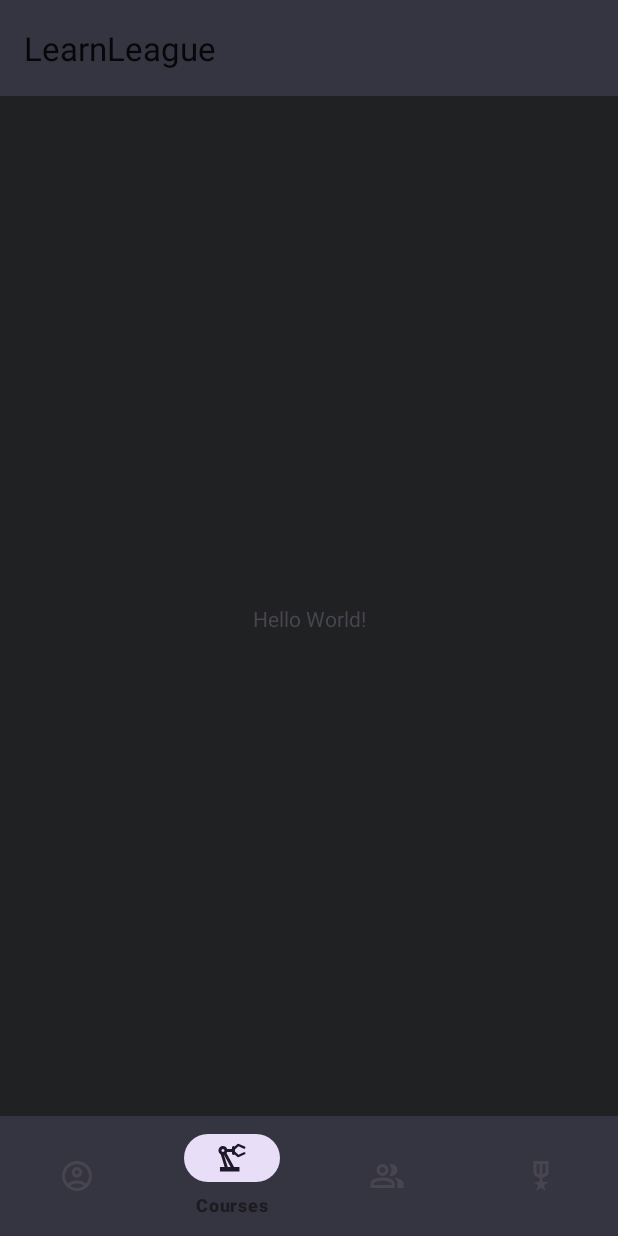
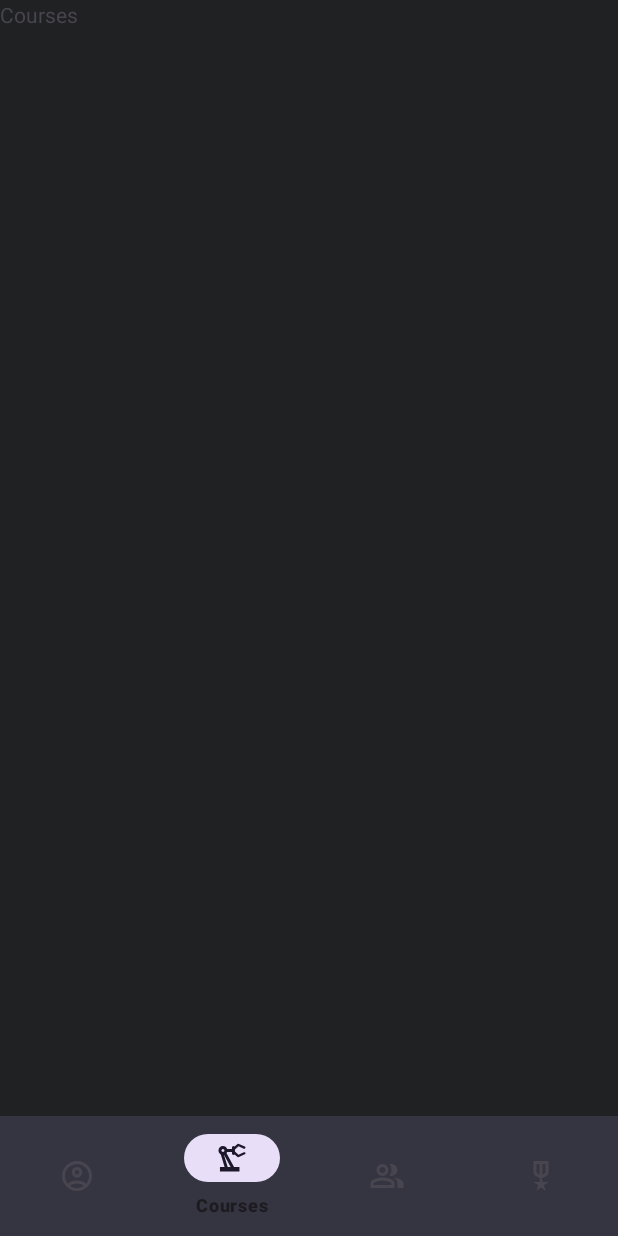
Before and after one commit to TrevorChLiu/LearnLeague, an Android app: the screen it shows after launch (MainActivity), item 2 of the bottom bar chosen, on a phone screen of 412 x 824 dp. Run offline under Robolectric (Android 15) with nearby library versions, the phone set to English and light mode, and no system bars.

Commit message:
Implemented the basic structure of pages with nav bar

```diff
--- a/app/build.gradle.kts
+++ b/app/build.gradle.kts
@@ -25,6 +25,11 @@ android {
             )
         }
     }
+
+    buildFeatures {
+        viewBinding = true
+    }
+
     compileOptions {
         sourceCompatibility = JavaVersion.VERSION_11
         targetCompatibility = JavaVersion.VERSION_11
--- /dev/null
+++ b/app/src/main/java/edu/cuhk/csci3310/learnleague/CommunityFragment.java
@@ -0,0 +1,64 @@
+package edu.cuhk.csci3310.learnleague;
+
+import android.os.Bundle;
+
+import androidx.fragment.app.Fragment;
+
+import android.view.LayoutInflater;
+import android.view.View;
+import android.view.ViewGroup;
+
+/**
+ * A simple {@link Fragment} subclass.
+ * Use the {@link CommunityFragment#newInstance} factory method to
+ * create an instance of this fragment.
+ */
+public class CommunityFragment extends Fragment {
+
+    // TODO: Rename parameter arguments, choose names that match
+    // the fragment initialization parameters, e.g. ARG_ITEM_NUMBER
+    private static final String ARG_PARAM1 = "param1";
+    private static final String ARG_PARAM2 = "param2";
+
+    // TODO: Rename and change types of parameters
+    private String mParam1;
+    private String mParam2;
+
+    public CommunityFragment() {
+        // Required empty public constructor
+    }
+
+    /**
+     * Use this factory method to create a new instance of
+     * this fragment using the provided parameters.
+     *
+     * @param param1 Parameter 1.
+     * @param param2 Parameter 2.
+     * @return A new instance of fragment CommunityFragment.
+     */
+    // TODO: Rename and change types and number of parameters
+    public static CommunityFragment newInstance(String param1, String param2) {
+        CommunityFragment fragment = new CommunityFragment();
+        Bundle args = new Bundle();
+        args.putString(ARG_PARAM1, param1);
+        args.putString(ARG_PARAM2, param2);
+        fragment.setArguments(args);
+        return fragment;
+    }
+
+    @Override
+    public void onCreate(Bundle savedInstanceState) {
+        super.onCreate(savedInstanceState);
+        if (getArguments() != null) {
+            mParam1 = getArguments().getString(ARG_PARAM1);
+            mParam2 = getArguments().getString(ARG_PARAM2);
+        }
+    }
+
+    @Override
+    public View onCreateView(LayoutInflater inflater, ViewGroup container,
+                             Bundle savedInstanceState) {
+        // Inflate the layout for this fragment
+        return inflater.inflate(R.layout.fragment_community, container, false);
+    }
+}
--- /dev/null
+++ b/app/src/main/java/edu/cuhk/csci3310/learnleague/CoursesFragment.java
@@ -0,0 +1,64 @@
+package edu.cuhk.csci3310.learnleague;
+
+import android.os.Bundle;
+
+import androidx.fragment.app.Fragment;
+
+import android.view.LayoutInflater;
+import android.view.View;
+import android.view.ViewGroup;
+
+/**
+ * A simple {@link Fragment} subclass.
+ * Use the {@link CoursesFragment#newInstance} factory method to
+ * create an instance of this fragment.
+ */
+public class CoursesFragment extends Fragment {
+
+    // TODO: Rename parameter arguments, choose names that match
+    // the fragment initialization parameters, e.g. ARG_ITEM_NUMBER
+    private static final String ARG_PARAM1 = "param1";
+    private static final String ARG_PARAM2 = "param2";
+
+    // TODO: Rename and change types of parameters
+    private String mParam1;
+    private String mParam2;
+
+    public CoursesFragment() {
+        // Required empty public constructor
+    }
+
+    /**
+     * Use this factory method to create a new instance of
+     * this fragment using the provided parameters.
+     *
+     * @param param1 Parameter 1.
+     * @param param2 Parameter 2.
+     * @return A new instance of fragment CoursesFragment.
+     */
+    // TODO: Rename and change types and number of parameters
+    public static CoursesFragment newInstance(String param1, String param2) {
+        CoursesFragment fragment = new CoursesFragment();
+        Bundle args = new Bundle();
+        args.putString(ARG_PARAM1, param1);
+        args.putString(ARG_PARAM2, param2);
+        fragment.setArguments(args);
+        return fragment;
+    }
+
+    @Override
+    public void onCreate(Bundle savedInstanceState) {
+        super.onCreate(savedInstanceState);
+        if (getArguments() != null) {
+            mParam1 = getArguments().getString(ARG_PARAM1);
+            mParam2 = getArguments().getString(ARG_PARAM2);
+        }
+    }
+
+    @Override
+    public View onCreateView(LayoutInflater inflater, ViewGroup container,
+                             Bundle savedInstanceState) {
+        // Inflate the layout for this fragment
+        return inflater.inflate(R.layout.fragment_courses, container, false);
+    }
+}
--- a/app/src/main/java/edu/cuhk/csci3310/learnleague/MainActivity.java
+++ b/app/src/main/java/edu/cuhk/csci3310/learnleague/MainActivity.java
@@ -8,9 +8,16 @@ import androidx.appcompat.app.AppCompatActivity;
 import androidx.core.graphics.Insets;
 import androidx.core.view.ViewCompat;
 import androidx.core.view.WindowInsetsCompat;
-import androidx.appcompat.widget.Toolbar;
+import androidx.fragment.app.Fragment;
+
+import com.google.android.material.bottomnavigation.BottomNavigationView;
 
 public class MainActivity extends AppCompatActivity {
+
+    Fragment profileFragment = new ProfileFragment();
+    Fragment coursesFragment = new CoursesFragment();
+    Fragment communityFragment = new CommunityFragment();
+    Fragment rankingFragment = new RankingFragment();
 
     @Override
     protected void onCreate(Bundle savedInstanceState) {
@@ -23,8 +30,27 @@ public class MainActivity extends AppCompatActivity {
             return insets;
         });
 
-        // initialize app bars
-        Toolbar actionBar = (Toolbar) findViewById(R.id.action_bar);
-        setSupportActionBar(actionBar);
+        // Implement bottom nav bar's functionality
+        replaceFragment(profileFragment);
+        BottomNavigationView bottomNavigationView = findViewById(R.id.nav_bar);
+        bottomNavigationView.setOnItemSelectedListener(item -> {
+            if (item.getItemId() == R.id.profile) {
+                replaceFragment(profileFragment);
+            } else if (item.getItemId() == R.id.courses) {
+                replaceFragment(coursesFragment);
+            } else if (item.getItemId() == R.id.community) {
+                replaceFragment(communityFragment);
+            } else {
+                replaceFragment(rankingFragment);
+            }
+
+            return true;
+        });
     }
+    private void replaceFragment(Fragment newFragment) {
+        getSupportFragmentManager().beginTransaction()
+                .replace(R.id.fragment_placeholder, newFragment)
+                .commit();
+    }
+
 }
--- /dev/null
+++ b/app/src/main/java/edu/cuhk/csci3310/learnleague/ProfileFragment.java
@@ -0,0 +1,64 @@
+package edu.cuhk.csci3310.learnleague;
+
+import android.os.Bundle;
+
+import androidx.fragment.app.Fragment;
+
+import android.view.LayoutInflater;
+import android.view.View;
+import android.view.ViewGroup;
+
+/**
+ * A simple {@link Fragment} subclass.
+ * Use the {@link ProfileFragment#newInstance} factory method to
+ * create an instance of this fragment.
+ */
+public class ProfileFragment extends Fragment {
+
+    // TODO: Rename parameter arguments, choose names that match
+    // the fragment initialization parameters, e.g. ARG_ITEM_NUMBER
+    private static final String ARG_PARAM1 = "param1";
+    private static final String ARG_PARAM2 = "param2";
+
+    // TODO: Rename and change types of parameters
+    private String mParam1;
+    private String mParam2;
+
+    public ProfileFragment() {
+        // Required empty public constructor
+    }
+
+    /**
+     * Use this factory method to create a new instance of
+     * this fragment using the provided parameters.
+     *
+     * @param param1 Parameter 1.
+     * @param param2 Parameter 2.
+     * @return A new instance of fragment ProfileFragment.
+     */
+    // TODO: Rename and change types and number of parameters
+    public static ProfileFragment newInstance(String param1, String param2) {
+        ProfileFragment fragment = new ProfileFragment();
+        Bundle args = new Bundle();
+        args.putString(ARG_PARAM1, param1);
+        args.putString(ARG_PARAM2, param2);
+        fragment.setArguments(args);
+        return fragment;
+    }
+
+    @Override
+    public void onCreate(Bundle savedInstanceState) {
+        super.onCreate(savedInstanceState);
+        if (getArguments() != null) {
+            mParam1 = getArguments().getString(ARG_PARAM1);
+            mParam2 = getArguments().getString(ARG_PARAM2);
+        }
+    }
+
+    @Override
+    public View onCreateView(LayoutInflater inflater, ViewGroup container,
+                             Bundle savedInstanceState) {
+        // Inflate the layout for this fragment
+        return inflater.inflate(R.layout.fragment_profile, container, false);
+    }
+}
--- /dev/null
+++ b/app/src/main/java/edu/cuhk/csci3310/learnleague/RankingFragment.java
@@ -0,0 +1,64 @@
+package edu.cuhk.csci3310.learnleague;
+
+import android.os.Bundle;
+
+import androidx.fragment.app.Fragment;
+
+import android.view.LayoutInflater;
+import android.view.View;
+import android.view.ViewGroup;
+
+/**
+ * A simple {@link Fragment} subclass.
+ * Use the {@link RankingFragment#newInstance} factory method to
+ * create an instance of this fragment.
+ */
+public class RankingFragment extends Fragment {
+
+    // TODO: Rename parameter arguments, choose names that match
+    // the fragment initialization parameters, e.g. ARG_ITEM_NUMBER
+    private static final String ARG_PARAM1 = "param1";
+    private static final String ARG_PARAM2 = "param2";
+
+    // TODO: Rename and change types of parameters
+    private String mParam1;
+    private String mParam2;
+
+    public RankingFragment() {
+        // Required empty public constructor
+    }
+
+    /**
+     * Use this factory method to create a new instance of
+     * this fragment using the provided parameters.
+     *
+     * @param param1 Parameter 1.
+     * @param param2 Parameter 2.
+     * @return A new instance of fragment RankingFragment.
+     */
+    // TODO: Rename and change types and number of parameters
+    public static RankingFragment newInstance(String param1, String param2) {
+        RankingFragment fragment = new RankingFragment();
+        Bundle args = new Bundle();
+        args.putString(ARG_PARAM1, param1);
+        args.putString(ARG_PARAM2, param2);
+        fragment.setArguments(args);
+        return fragment;
+    }
+
+    @Override
+    public void onCreate(Bundle savedInstanceState) {
+        super.onCreate(savedInstanceState);
+        if (getArguments() != null) {
+            mParam1 = getArguments().getString(ARG_PARAM1);
+            mParam2 = getArguments().getString(ARG_PARAM2);
+        }
+    }
+
+    @Override
+    public View onCreateView(LayoutInflater inflater, ViewGroup container,
+                             Bundle savedInstanceState) {
+        // Inflate the layout for this fragment
+        return inflater.inflate(R.layout.fragment_ranking, container, false);
+    }
+}
--- a/app/src/main/res/layout/activity_main.xml
+++ b/app/src/main/res/layout/activity_main.xml
@@ -8,23 +8,14 @@
     android:background="@color/very_dark_gray"
     tools:context=".MainActivity">
 
-
-    <TextView
-        android:layout_width="wrap_content"
-        android:layout_height="wrap_content"
-        android:text="Hello World!"
-        app:layout_constraintBottom_toBottomOf="parent"
+    <FrameLayout
+        android:id="@+id/fragment_placeholder"
+        android:layout_width="0dp"
+        android:layout_height="0dp"
+        app:layout_constraintBottom_toTopOf="@+id/nav_bar"
+        app:layout_constraintTop_toTopOf="parent"
+        app:layout_constraintStart_toStartOf="parent"
         app:layout_constraintEnd_toEndOf="parent"
-        app:layout_constraintStart_toStartOf="parent"
-        app:layout_constraintTop_toTopOf="parent" />
-
-    <androidx.appcompat.widget.Toolbar
-        android:id="@+id/action_bar"
-        android:layout_width="match_parent"
-        android:layout_height="?attr/actionBarSize"
-        android:background="@color/dark_grayish_blue"
-        android:theme="@style/ThemeOverlay.AppCompat.DayNight"
-        app:layout_constraintTop_toTopOf="parent"
         />
 
     <com.google.android.material.bottomnavigation.BottomNavigationView
@@ -32,7 +23,7 @@
         android:layout_width="0dp"
         android:layout_height="wrap_content"
         android:background="@color/dark_grayish_blue"
-        app:menu="@menu/buttom_nav_menu"
+        app:menu="@menu/bottom_nav_menu"
         app:layout_constraintBottom_toBottomOf="parent"
         app:layout_constraintStart_toStartOf="parent"
         app:layout_constraintEnd_toEndOf="parent"/>
--- /dev/null
+++ b/app/src/main/res/layout/fragment_courses.xml
@@ -0,0 +1,14 @@
+<?xml version="1.0" encoding="utf-8"?>
+<FrameLayout xmlns:android="http://schemas.android.com/apk/res/android"
+    xmlns:tools="http://schemas.android.com/tools"
+    android:layout_width="match_parent"
+    android:layout_height="match_parent"
+    tools:context=".CoursesFragment">
+
+    <!-- TODO: Update blank fragment layout -->
+    <TextView
+        android:layout_width="match_parent"
+        android:layout_height="match_parent"
+        android:text="Courses" />
+
+</FrameLayout>
--- a/app/src/main/res/menu/buttom_nav_menu.xml
+++ b/app/src/main/res/menu/bottom_nav_menu.xml
@@ -2,13 +2,13 @@
 <menu xmlns:android="http://schemas.android.com/apk/res/android">
     <item
         android:id="@+id/profile"
-        android:title="Profile"
+        android:title="@string/profile"
         android:icon="@drawable/ic_account_circle"
         />
 
     <item
         android:id="@+id/courses"
-        android:title="Courses"
+        android:title="@string/courses"
         android:icon="@drawable/ic_precision_manufacturing"
         />
 
@@ -20,7 +20,7 @@
 
     <item
         android:id="@+id/ranking"
-        android:title="Ranking"
+        android:title="@string/Ranking"
         android:icon="@drawable/ic_military_tech"
         />
 
--- a/app/src/main/res/values/strings.xml
+++ b/app/src/main/res/values/strings.xml
@@ -1,3 +1,10 @@
 <resources>
     <string name="app_name">LearnLeague</string>
+    <!-- TODO: Remove or change this placeholder text -->
+    <string name="hello_blank_fragment">Hello blank fragment</string>
+    <string name="community">Community</string>
+    <string name="profile">Profile</string>
+    <string name="courses">Courses</string>
+    <string name="ranking">Ranking</string>
+    <string name="Ranking">Ranking</string>
 </resources>
```
Also changed, not shown: app/src/main/java/edu/cuhk/csci3310/learnleague/Profile.java (deleted, +0 -7 lines), app/src/main/res/layout/fragment_community.xml (added, +14 -0 lines), app/src/main/res/layout/fragment_profile.xml (added, +14 -0 lines), app/src/main/res/layout/fragment_ranking.xml (added, +14 -0 lines).
